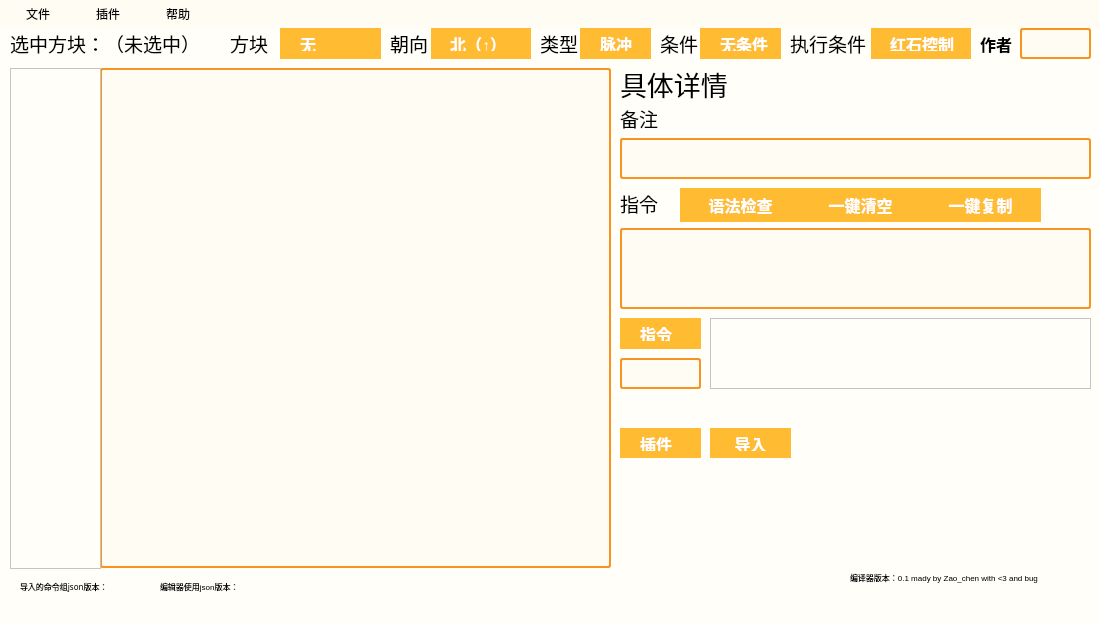
First picture: the form in mainwindow.ui, repository Zao-chen/ZcCommandEditor, before the edit.
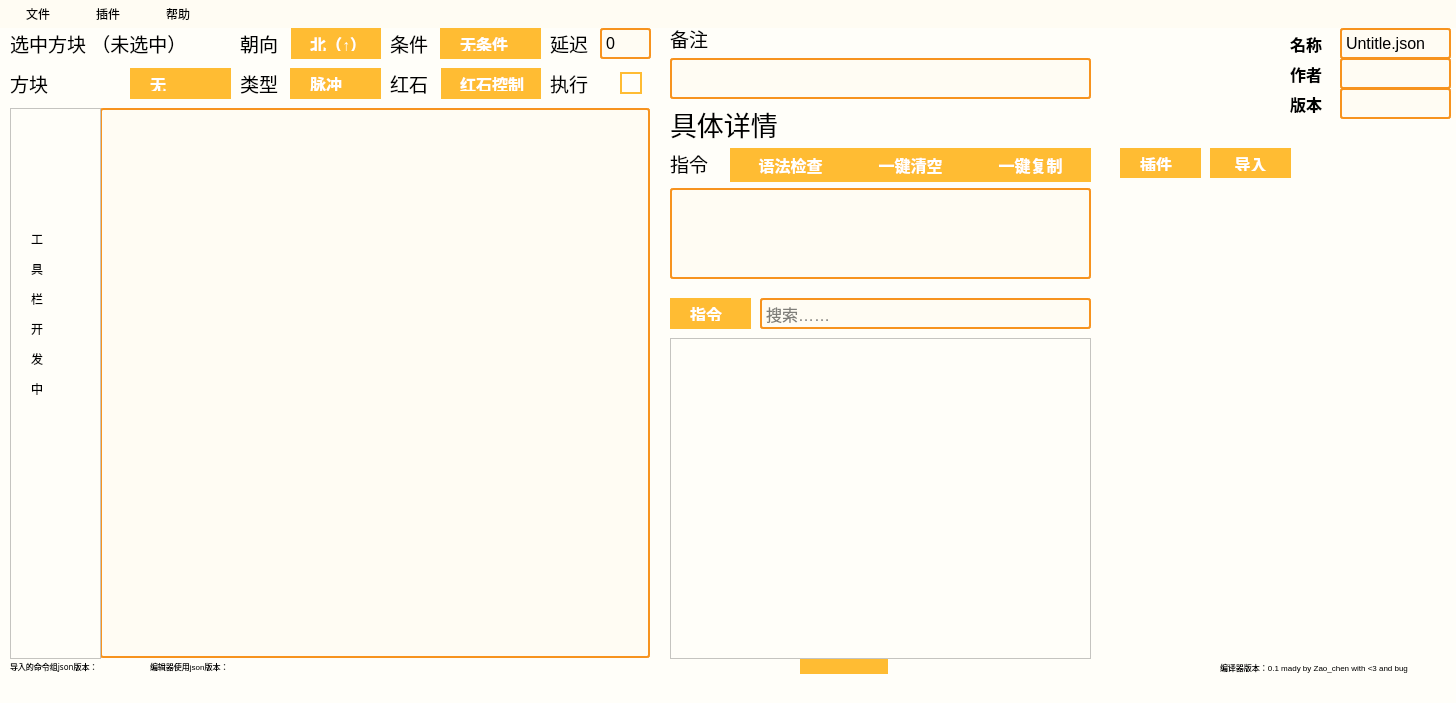
Second picture: the form after the edit.

What changed in the file:
```diff
--- a/mainwindow.ui
+++ b/mainwindow.ui
@@ -6,8 +6,8 @@
    <rect>
     <x>0</x>
     <y>0</y>
-    <width>1099</width>
-    <height>623</height>
+    <width>1456</width>
+    <height>703</height>
    </rect>
   </property>
   <property name="windowTitle">
@@ -163,8 +163,8 @@
    <widget class="QLabel" name="label">
     <property name="geometry">
      <rect>
-      <x>620</x>
-      <y>40</y>
+      <x>670</x>
+      <y>80</y>
       <width>171</width>
       <height>31</height>
      </rect>
@@ -186,9 +186,9 @@
     <property name="geometry">
      <rect>
       <x>100</x>
-      <y>40</y>
-      <width>511</width>
-      <height>500</height>
+      <y>80</y>
+      <width>550</width>
+      <height>550</height>
      </rect>
     </property>
     <property name="dragEnabled">
@@ -200,7 +200,7 @@
      <rect>
       <x>10</x>
       <y>0</y>
-      <width>211</width>
+      <width>221</width>
       <height>31</height>
      </rect>
     </property>
@@ -210,15 +210,15 @@
      </font>
     </property>
     <property name="text">
-     <string>选中方块：（未选中）</string>
+     <string>选中方块 （未选中）</string>
     </property>
    </widget>
    <widget class="QComboBox" name="toward_comboBox">
     <property name="geometry">
      <rect>
-      <x>430</x>
+      <x>290</x>
       <y>0</y>
-      <width>101</width>
+      <width>91</width>
       <height>31</height>
      </rect>
     </property>
@@ -246,9 +246,9 @@
    <widget class="QLabel" name="label_2">
     <property name="geometry">
      <rect>
-      <x>390</x>
+      <x>240</x>
       <y>0</y>
-      <width>41</width>
+      <width>51</width>
       <height>31</height>
      </rect>
     </property>
@@ -264,9 +264,9 @@
    <widget class="QLabel" name="label_3">
     <property name="geometry">
      <rect>
-      <x>230</x>
-      <y>0</y>
-      <width>41</width>
+      <x>10</x>
+      <y>40</y>
+      <width>51</width>
       <height>31</height>
      </rect>
     </property>
@@ -282,8 +282,8 @@
    <widget class="QLabel" name="label_4">
     <property name="geometry">
      <rect>
-      <x>540</x>
-      <y>0</y>
+      <x>240</x>
+      <y>40</y>
       <width>71</width>
       <height>31</height>
      </rect>
@@ -300,9 +300,9 @@
    <widget class="QComboBox" name="type_comboBox">
     <property name="geometry">
      <rect>
-      <x>580</x>
-      <y>0</y>
-      <width>71</width>
+      <x>290</x>
+      <y>40</y>
+      <width>91</width>
       <height>31</height>
      </rect>
     </property>
@@ -325,9 +325,9 @@
    <widget class="QLabel" name="label_5">
     <property name="geometry">
      <rect>
-      <x>660</x>
+      <x>390</x>
       <y>0</y>
-      <width>41</width>
+      <width>51</width>
       <height>31</height>
      </rect>
     </property>
@@ -343,9 +343,9 @@
    <widget class="QComboBox" name="condition_comboBox">
     <property name="geometry">
      <rect>
-      <x>700</x>
+      <x>440</x>
       <y>0</y>
-      <width>81</width>
+      <width>101</width>
       <height>31</height>
      </rect>
     </property>
@@ -363,8 +363,8 @@
    <widget class="QLabel" name="label_6">
     <property name="geometry">
      <rect>
-      <x>620</x>
-      <y>160</y>
+      <x>670</x>
+      <y>120</y>
       <width>51</width>
       <height>31</height>
      </rect>
@@ -381,18 +381,18 @@
    <widget class="QTextEdit" name="content_textEdit">
     <property name="geometry">
      <rect>
-      <x>620</x>
-      <y>200</y>
-      <width>471</width>
-      <height>81</height>
+      <x>670</x>
+      <y>160</y>
+      <width>421</width>
+      <height>91</height>
      </rect>
     </property>
    </widget>
    <widget class="QComboBox" name="redstone_comboBox">
     <property name="geometry">
      <rect>
-      <x>870</x>
-      <y>0</y>
+      <x>440</x>
+      <y>40</y>
       <width>101</width>
       <height>31</height>
      </rect>
@@ -411,9 +411,9 @@
    <widget class="QLabel" name="label_7">
     <property name="geometry">
      <rect>
-      <x>790</x>
-      <y>0</y>
-      <width>81</width>
+      <x>390</x>
+      <y>40</y>
+      <width>51</width>
       <height>31</height>
      </rect>
     </property>
@@ -423,15 +423,15 @@
      </font>
     </property>
     <property name="text">
-     <string>执行条件</string>
+     <string>红石</string>
     </property>
    </widget>
    <widget class="QTextEdit" name="notes_content_textEdit">
     <property name="geometry">
      <rect>
-      <x>620</x>
-      <y>110</y>
-      <width>471</width>
+      <x>670</x>
+      <y>30</y>
+      <width>421</width>
       <height>41</height>
      </rect>
     </property>
@@ -439,8 +439,8 @@
    <widget class="QPushButton" name="copy_pushButton">
     <property name="geometry">
      <rect>
-      <x>920</x>
-      <y>160</y>
+      <x>970</x>
+      <y>120</y>
       <width>121</width>
       <height>34</height>
      </rect>
@@ -452,8 +452,8 @@
    <widget class="QPushButton" name="delet_pushButton">
     <property name="geometry">
      <rect>
-      <x>800</x>
-      <y>160</y>
+      <x>850</x>
+      <y>120</y>
       <width>121</width>
       <height>34</height>
      </rect>
@@ -465,8 +465,8 @@
    <widget class="QPushButton" name="check_delet_pushButton">
     <property name="geometry">
      <rect>
-      <x>680</x>
-      <y>160</y>
+      <x>730</x>
+      <y>120</y>
       <width>121</width>
       <height>34</height>
      </rect>
@@ -478,8 +478,8 @@
    <widget class="QLabel" name="label_10">
     <property name="geometry">
      <rect>
-      <x>980</x>
-      <y>0</y>
+      <x>1290</x>
+      <y>30</y>
       <width>41</width>
       <height>31</height>
      </rect>
@@ -499,18 +499,15 @@
    <widget class="QLineEdit" name="size_lineEdit_2">
     <property name="geometry">
      <rect>
-      <x>1020</x>
-      <y>0</y>
-      <width>71</width>
+      <x>1340</x>
+      <y>30</y>
+      <width>111</width>
       <height>31</height>
      </rect>
     </property>
     <property name="font">
      <font>
-      <family>微软雅黑</family>
       <pointsize>-1</pointsize>
-      <weight>75</weight>
-      <bold>true</bold>
      </font>
     </property>
     <property name="text">
@@ -520,8 +517,8 @@
    <widget class="QLabel" name="label_in">
     <property name="geometry">
      <rect>
-      <x>20</x>
-      <y>550</y>
+      <x>10</x>
+      <y>630</y>
       <width>131</width>
       <height>16</height>
      </rect>
@@ -542,8 +539,8 @@
    <widget class="QLabel" name="label_now">
     <property name="geometry">
      <rect>
-      <x>160</x>
-      <y>550</y>
+      <x>150</x>
+      <y>630</y>
       <width>131</width>
       <height>16</height>
      </rect>
@@ -560,8 +557,8 @@
    <widget class="QLabel" name="label_13">
     <property name="geometry">
      <rect>
-      <x>850</x>
-      <y>540</y>
+      <x>1220</x>
+      <y>630</y>
       <width>261</width>
       <height>20</height>
      </rect>
@@ -578,8 +575,8 @@
    <widget class="QComboBox" name="block_comboBox">
     <property name="geometry">
      <rect>
-      <x>280</x>
-      <y>0</y>
+      <x>130</x>
+      <y>40</y>
       <width>101</width>
       <height>31</height>
      </rect>
@@ -623,8 +620,8 @@
    <widget class="QLabel" name="label_8">
     <property name="geometry">
      <rect>
-      <x>620</x>
-      <y>80</y>
+      <x>670</x>
+      <y>0</y>
       <width>51</width>
       <height>21</height>
      </rect>
@@ -642,9 +639,9 @@
     <property name="geometry">
      <rect>
       <x>10</x>
-      <y>40</y>
+      <y>80</y>
       <width>91</width>
-      <height>501</height>
+      <height>551</height>
      </rect>
     </property>
     <property name="widgetResizable">
@@ -656,16 +653,29 @@
        <x>0</x>
        <y>0</y>
        <width>89</width>
-       <height>499</height>
+       <height>549</height>
       </rect>
      </property>
+     <widget class="QLabel" name="label_9">
+      <property name="geometry">
+       <rect>
+        <x>20</x>
+        <y>80</y>
+        <width>54</width>
+        <height>251</height>
+       </rect>
+      </property>
+      <property name="text">
+       <string>&lt;html&gt;&lt;head/&gt;&lt;body&gt;&lt;p&gt;工&lt;/p&gt;&lt;p&gt;具&lt;/p&gt;&lt;p&gt;栏&lt;/p&gt;&lt;p&gt;开&lt;/p&gt;&lt;p&gt;发&lt;/p&gt;&lt;p&gt;中&lt;/p&gt;&lt;/body&gt;&lt;/html&gt;</string>
+      </property>
+     </widget>
     </widget>
    </widget>
    <widget class="QComboBox" name="comboBox">
     <property name="geometry">
      <rect>
-      <x>620</x>
-      <y>290</y>
+      <x>670</x>
+      <y>270</y>
       <width>81</width>
       <height>31</height>
      </rect>
@@ -699,28 +709,31 @@
    <widget class="QLineEdit" name="lineEdit">
     <property name="geometry">
      <rect>
-      <x>620</x>
-      <y>330</y>
-      <width>81</width>
+      <x>760</x>
+      <y>270</y>
+      <width>331</width>
       <height>31</height>
      </rect>
     </property>
+    <property name="placeholderText">
+     <string>搜索……</string>
+    </property>
    </widget>
    <widget class="QListWidget" name="listWidget">
     <property name="geometry">
      <rect>
-      <x>710</x>
-      <y>290</y>
-      <width>381</width>
-      <height>71</height>
+      <x>670</x>
+      <y>310</y>
+      <width>421</width>
+      <height>321</height>
      </rect>
     </property>
    </widget>
    <widget class="QComboBox" name="comboBox_2">
     <property name="geometry">
      <rect>
-      <x>620</x>
-      <y>400</y>
+      <x>1120</x>
+      <y>120</y>
       <width>81</width>
       <height>31</height>
      </rect>
@@ -734,8 +747,8 @@
    <widget class="QPushButton" name="pushButton">
     <property name="geometry">
      <rect>
-      <x>710</x>
-      <y>400</y>
+      <x>1210</x>
+      <y>120</y>
       <width>81</width>
       <height>31</height>
      </rect>
@@ -747,21 +760,220 @@
    <widget class="QWidget" name="widget" native="true">
     <property name="geometry">
      <rect>
-      <x>620</x>
-      <y>430</y>
-      <width>471</width>
-      <height>111</height>
+      <x>1120</x>
+      <y>150</y>
+      <width>331</width>
+      <height>461</height>
      </rect>
     </property>
    </widget>
+   <widget class="QLabel" name="label_11">
+    <property name="geometry">
+     <rect>
+      <x>550</x>
+      <y>0</y>
+      <width>51</width>
+      <height>31</height>
+     </rect>
+    </property>
+    <property name="font">
+     <font>
+      <pointsize>14</pointsize>
+     </font>
+    </property>
+    <property name="text">
+     <string>延迟</string>
+    </property>
+   </widget>
+   <widget class="QLineEdit" name="delay_lineEdit_3">
+    <property name="geometry">
+     <rect>
+      <x>600</x>
+      <y>0</y>
+      <width>51</width>
+      <height>31</height>
+     </rect>
+    </property>
+    <property name="font">
+     <font>
+      <pointsize>-1</pointsize>
+     </font>
+    </property>
+    <property name="text">
+     <string>0</string>
+    </property>
+   </widget>
+   <widget class="QLabel" name="label_12">
+    <property name="geometry">
+     <rect>
+      <x>550</x>
+      <y>40</y>
+      <width>51</width>
+      <height>31</height>
+     </rect>
+    </property>
+    <property name="font">
+     <font>
+      <pointsize>14</pointsize>
+     </font>
+    </property>
+    <property name="text">
+     <string>执行</string>
+    </property>
+   </widget>
+   <widget class="QCheckBox" name="checkBox">
+    <property name="geometry">
+     <rect>
+      <x>600</x>
+      <y>40</y>
+      <width>51</width>
+      <height>31</height>
+     </rect>
+    </property>
+    <property name="text">
+     <string/>
+    </property>
+   </widget>
+   <widget class="QLabel" name="label_14">
+    <property name="geometry">
+     <rect>
+      <x>1290</x>
+      <y>60</y>
+      <width>41</width>
+      <height>31</height>
+     </rect>
+    </property>
+    <property name="font">
+     <font>
+      <family>微软雅黑</family>
+      <pointsize>12</pointsize>
+      <weight>75</weight>
+      <bold>true</bold>
+     </font>
+    </property>
+    <property name="text">
+     <string>版本</string>
+    </property>
+   </widget>
+   <widget class="QLineEdit" name="vv_lineEdit">
+    <property name="geometry">
+     <rect>
+      <x>1340</x>
+      <y>60</y>
+      <width>111</width>
+      <height>31</height>
+     </rect>
+    </property>
+    <property name="font">
+     <font>
+      <pointsize>-1</pointsize>
+     </font>
+    </property>
+    <property name="text">
+     <string/>
+    </property>
+   </widget>
+   <widget class="QLabel" name="label_15">
+    <property name="geometry">
+     <rect>
+      <x>1290</x>
+      <y>0</y>
+      <width>41</width>
+      <height>31</height>
+     </rect>
+    </property>
+    <property name="font">
+     <font>
+      <family>微软雅黑</family>
+      <pointsize>12</pointsize>
+      <weight>75</weight>
+      <bold>true</bold>
+     </font>
+    </property>
+    <property name="text">
+     <string>名称</string>
+    </property>
+   </widget>
+   <widget class="QLineEdit" name="name_lineEdit">
+    <property name="geometry">
+     <rect>
+      <x>1340</x>
+      <y>0</y>
+      <width>111</width>
+      <height>31</height>
+     </rect>
+    </property>
+    <property name="font">
+     <font>
+      <pointsize>-1</pointsize>
+     </font>
+    </property>
+    <property name="text">
+     <string>Untitle.json</string>
+    </property>
+   </widget>
+   <widget class="QPushButton" name="pushButton_updata">
+    <property name="geometry">
+     <rect>
+      <x>800</x>
+      <y>630</y>
+      <width>88</width>
+      <height>16</height>
+     </rect>
+    </property>
+    <property name="text">
+     <string>updta</string>
+    </property>
+   </widget>
+   <zorder>pushButton_updata</zorder>
+   <zorder>label</zorder>
+   <zorder>tableWidget</zorder>
+   <zorder>label_location</zorder>
+   <zorder>toward_comboBox</zorder>
+   <zorder>label_2</zorder>
+   <zorder>label_3</zorder>
+   <zorder>label_4</zorder>
+   <zorder>type_comboBox</zorder>
+   <zorder>label_5</zorder>
+   <zorder>condition_comboBox</zorder>
+   <zorder>label_6</zorder>
+   <zorder>content_textEdit</zorder>
+   <zorder>redstone_comboBox</zorder>
+   <zorder>label_7</zorder>
+   <zorder>notes_content_textEdit</zorder>
+   <zorder>copy_pushButton</zorder>
+   <zorder>delet_pushButton</zorder>
+   <zorder>check_delet_pushButton</zorder>
+   <zorder>label_10</zorder>
+   <zorder>auth_lineEdit</zorder>
+   <zorder>label_in</zorder>
+   <zorder>label_now</zorder>
+   <zorder>label_13</zorder>
+   <zorder>block_comboBox</zorder>
+   <zorder>label_8</zorder>
+   <zorder>scrollArea</zorder>
+   <zorder>comboBox</zorder>
+   <zorder>lineEdit</zorder>
+   <zorder>listWidget</zorder>
+   <zorder>comboBox_2</zorder>
+   <zorder>pushButton</zorder>
+   <zorder>widget</zorder>
+   <zorder>label_11</zorder>
+   <zorder>delay_lineEdit_3</zorder>
+   <zorder>label_12</zorder>
+   <zorder>checkBox</zorder>
+   <zorder>label_14</zorder>
+   <zorder>vv_lineEdit</zorder>
+   <zorder>label_15</zorder>
+   <zorder>name_lineEdit</zorder>
   </widget>
   <widget class="QMenuBar" name="menubar">
    <property name="geometry">
     <rect>
      <x>0</x>
      <y>0</y>
-     <width>1099</width>
-     <height>27</height>
+     <width>1456</width>
+     <height>31</height>
     </rect>
    </property>
    <widget class="QMenu" name="menu">
```
Left out of the diff: 2 changed lines with no effect on the pictures.
